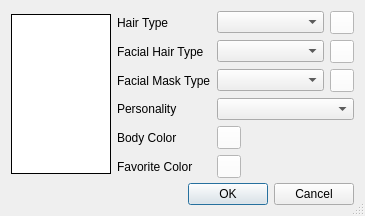
Before: the Qt Designer form starcheat/templates/Appearance.ui in wizzomafizzo/starcheat, drawn with Qt 5.
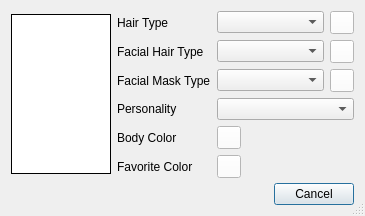
After: the same form once the commit is applied.

Commit message: More error handling for setup/options, update options UI

```diff
--- a/starcheat/templates/Appearance.ui
+++ b/starcheat/templates/Appearance.ui
@@ -197,7 +197,7 @@
         <enum>Qt::Horizontal</enum>
        </property>
        <property name="standardButtons">
-        <set>QDialogButtonBox::Cancel|QDialogButtonBox::Ok</set>
+        <set>QDialogButtonBox::Cancel</set>
        </property>
       </widget>
      </item>
```
The commit also changes 6 other files.
